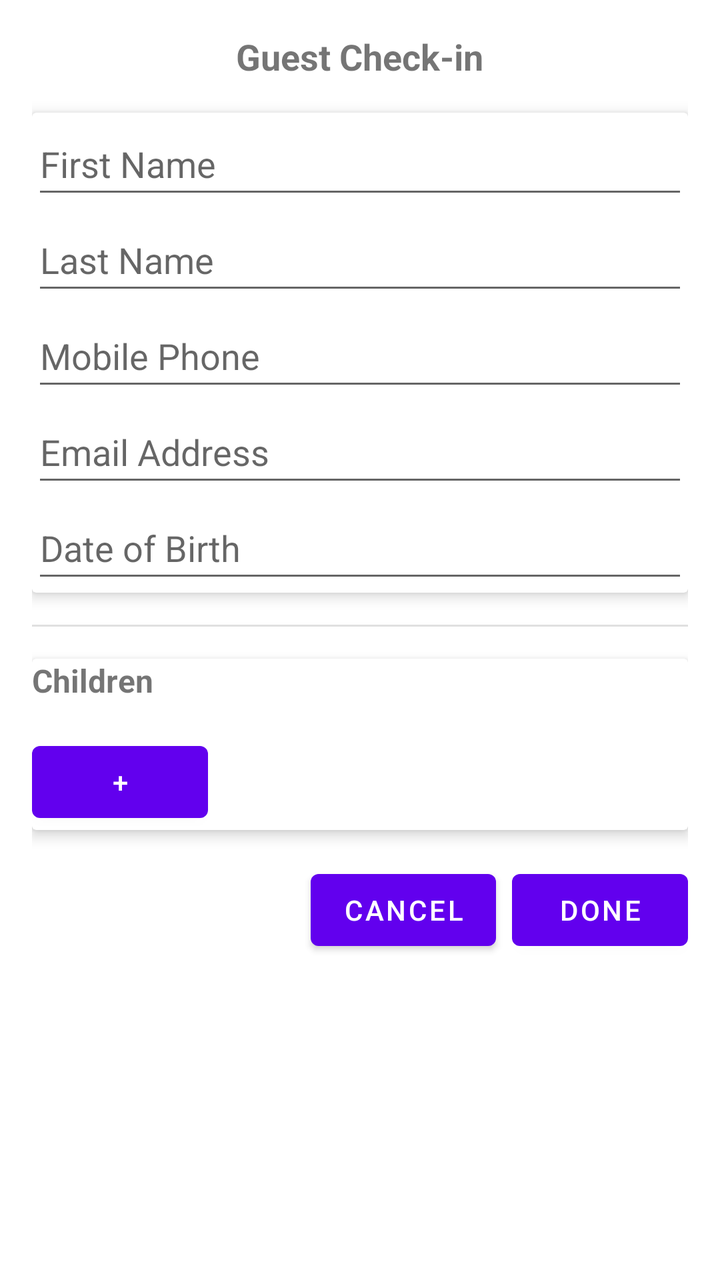
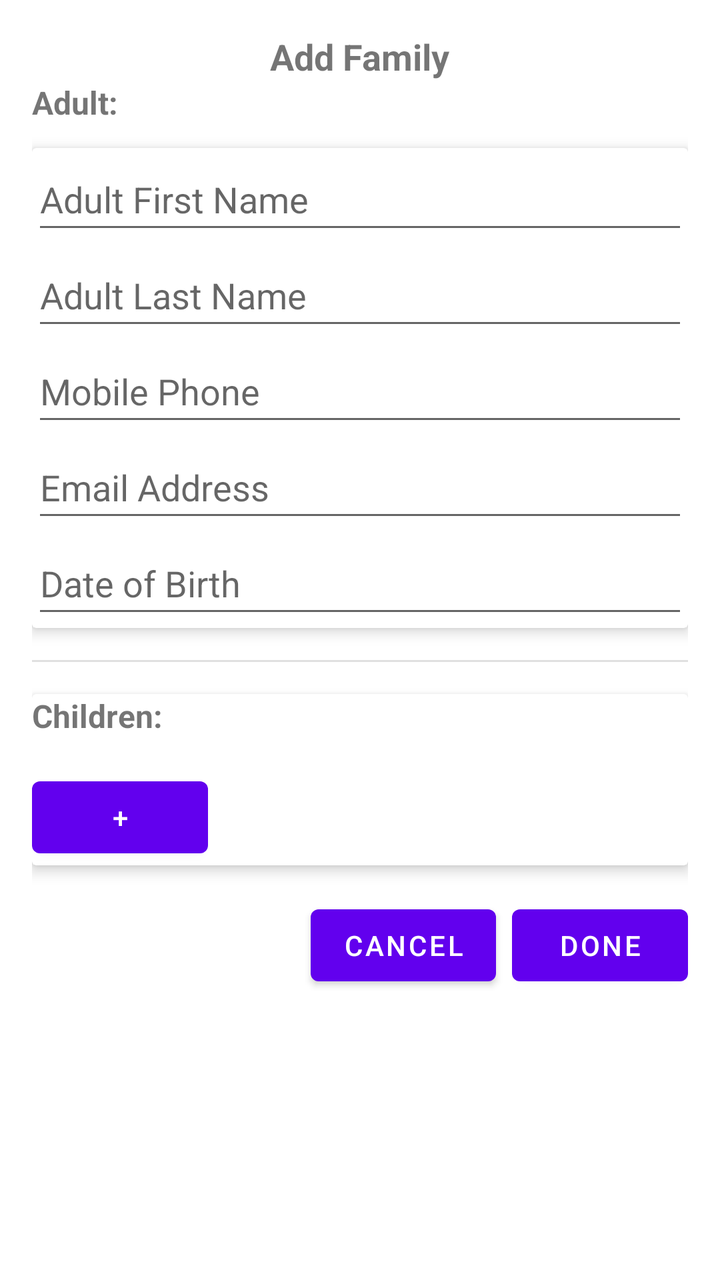

Compare the two renders of this Android layout. The source of the first and the diff that turns it into the second are given below.
<!-- AndroidManifest.xml: application theme Theme.ExpressCheckin -->
<!-- res/layout/dialog_guest_checkin.xml -->
<ScrollView xmlns:android="http://schemas.android.com/apk/res/android"
    xmlns:app="http://schemas.android.com/apk/res-auto"
    android:layout_width="match_parent"
    android:layout_height="wrap_content"
    android:padding="16dp">

    <LinearLayout
        android:layout_width="match_parent"
        android:layout_height="wrap_content"
        android:orientation="vertical">

        <TextView
            android:id="@+id/guestCheckinHeaderTextView"
            android:layout_width="wrap_content"
            android:layout_height="wrap_content"
            android:text="Guest Check-in"
            android:textSize="18sp"
            android:textStyle="bold"
            android:layout_gravity="center_horizontal" />

        <androidx.cardview.widget.CardView
            android:layout_width="match_parent"
            android:layout_height="wrap_content"
            android:layout_marginTop="16dp"
            app:cardElevation="4dp">

            <LinearLayout
                android:layout_width="match_parent"
                android:layout_height="wrap_content"
                android:orientation="vertical">

                <EditText
                    android:id="@+id/firstNameEditText"
                    android:layout_width="match_parent"
                    android:layout_height="wrap_content"
                    android:hint="First Name"
                    android:minHeight="48dp"
                    android:inputType="textPersonName|textCapWords"
                    android:importantForAccessibility="yes" />

                <EditText
                    android:id="@+id/lastNameEditText"
                    android:layout_width="match_parent"
                    android:layout_height="wrap_content"
                    android:hint="Last Name"
                    android:minHeight="48dp"
                    android:inputType="textPersonName|textCapWords"
                    android:importantForAccessibility="yes" />

                <EditText
                    android:id="@+id/phoneNumberEditText"
                    android:layout_width="match_parent"
                    android:layout_height="wrap_content"
                    android:hint="Mobile Phone"
                    android:minHeight="48dp"
                    android:inputType="phone"
                    android:importantForAccessibility="yes" />

                <EditText
                    android:id="@+id/emailAddressEditText"
                    android:layout_width="match_parent"
                    android:layout_height="wrap_content"
                    android:hint="Email Address"
                    android:minHeight="48dp"
                    android:inputType="textEmailAddress"
                    android:importantForAccessibility="yes" />

                <EditText
                    android:id="@+id/dateOfBirthEditText"
                    android:layout_width="match_parent"
                    android:layout_height="wrap_content"
                    android:hint="Date of Birth"
                    android:minHeight="48dp"
                    android:inputType="date"
                    android:focusable="false"
                    android:clickable="true"
                    android:importantForAccessibility="yes" />

            </LinearLayout>
        </androidx.cardview.widget.CardView>

        <View
            android:layout_width="match_parent"
            android:layout_height="1dp"
            android:background="?android:attr/listDivider"
            android:layout_marginTop="16dp" />

        <androidx.cardview.widget.CardView
            android:layout_width="match_parent"
            android:layout_height="wrap_content"
            android:layout_marginTop="16dp"
            android:padding="16dp"
            app:cardElevation="4dp">

            <LinearLayout
                android:layout_width="match_parent"
                android:layout_height="wrap_content"
                android:orientation="vertical">

                <TextView
                    android:layout_width="wrap_content"
                    android:layout_height="wrap_content"
                    android:text="Children"
                    android:textSize="16sp"
                    android:textStyle="bold"
                    android:layout_marginBottom="8dp" />

                <LinearLayout
                    android:id="@+id/childNamesContainer"
                    android:layout_width="match_parent"
                    android:layout_height="wrap_content"
                    android:orientation="vertical" />

                <Button
                    android:id="@+id/addChildButton"
                    android:layout_width="wrap_content"
                    android:layout_height="wrap_content"
                    android:text="+"
                    android:layout_marginTop="8dp" />

            </LinearLayout>
        </androidx.cardview.widget.CardView>

        <LinearLayout
            android:layout_width="match_parent"
            android:layout_height="wrap_content"
            android:orientation="horizontal"
            android:gravity="end"
            android:layout_marginTop="16dp">

            <Button
                android:id="@+id/cancelButton"
                android:layout_width="wrap_content"
                android:layout_height="wrap_content"
                android:text="Cancel" />

            <Button
                android:id="@+id/doneButton"
                android:layout_width="wrap_content"
                android:layout_height="wrap_content"
                android:text="Done"
                android:layout_marginStart="8dp" />
        </LinearLayout>
    </LinearLayout>
</ScrollView>
<!-- resources referenced by this layout -->
<resources>
  <style name="Theme.ExpressCheckin" parent="Theme.MaterialComponents.DayNight.DarkActionBar">
          
          <item name="colorPrimary">@color/purple_500</item>
          <item name="colorPrimaryVariant">@color/purple_700</item>
          <item name="colorOnPrimary">@color/white</item>
          
          <item name="colorSecondary">@color/teal_200</item>
          <item name="colorSecondaryVariant">@color/teal_700</item>
          <item name="colorOnSecondary">@color/black</item>
          
          <item name="android:statusBarColor">?attr/colorPrimaryVariant</item>
          
      </style>
  <color name="purple_500">#FF6200EE</color>
  <color name="purple_700">#FF3700B3</color>
  <color name="white">#FFFFFFFF</color>
  <color name="teal_200">#FF03DAC5</color>
  <color name="teal_700">#FF018786</color>
  <color name="black">#FF000000</color>
</resources>

<!-- the commit's change to res/layout/dialog_guest_checkin.xml (unified diff, before → after) -->
@@ -13,15 +13,23 @@
             android:id="@+id/guestCheckinHeaderTextView"
             android:layout_width="wrap_content"
             android:layout_height="wrap_content"
-            android:text="Guest Check-in"
+            android:text="Add Family"
             android:textSize="18sp"
             android:textStyle="bold"
             android:layout_gravity="center_horizontal" />
 
+        <TextView
+            android:layout_width="wrap_content"
+            android:layout_height="wrap_content"
+            android:text="Adult:"
+            android:textSize="16sp"
+            android:textStyle="bold"
+            android:layout_marginBottom="4dp" />
+
         <androidx.cardview.widget.CardView
             android:layout_width="match_parent"
             android:layout_height="wrap_content"
-            android:layout_marginTop="16dp"
+            android:layout_marginTop="8dp"
             app:cardElevation="4dp">
 
             <LinearLayout
@@ -33,7 +41,7 @@
                     android:id="@+id/firstNameEditText"
                     android:layout_width="match_parent"
                     android:layout_height="wrap_content"
-                    android:hint="First Name"
+                    android:hint="Adult First Name"
                     android:minHeight="48dp"
                     android:inputType="textPersonName|textCapWords"
                     android:importantForAccessibility="yes" />
@@ -42,7 +50,7 @@
                     android:id="@+id/lastNameEditText"
                     android:layout_width="match_parent"
                     android:layout_height="wrap_content"
-                    android:hint="Last Name"
+                    android:hint="Adult Last Name"
                     android:minHeight="48dp"
                     android:inputType="textPersonName|textCapWords"
                     android:importantForAccessibility="yes" />
@@ -100,7 +108,7 @@
                 <TextView
                     android:layout_width="wrap_content"
                     android:layout_height="wrap_content"
-                    android:text="Children"
+                    android:text="Children:"
                     android:textSize="16sp"
                     android:textStyle="bold"
                     android:layout_marginBottom="8dp" />
